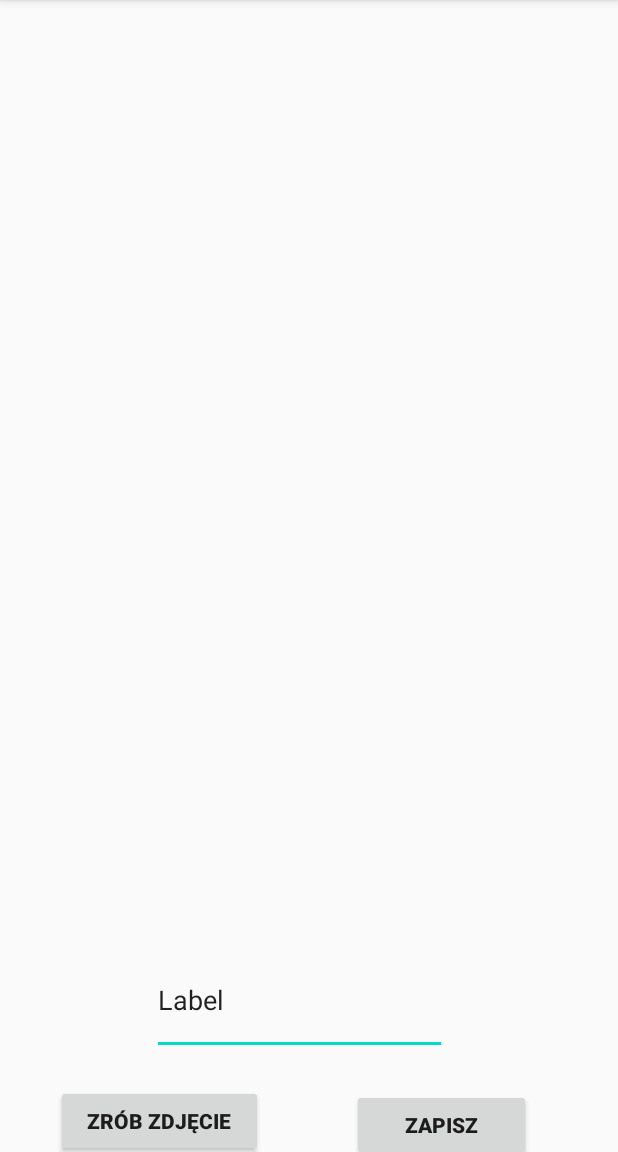
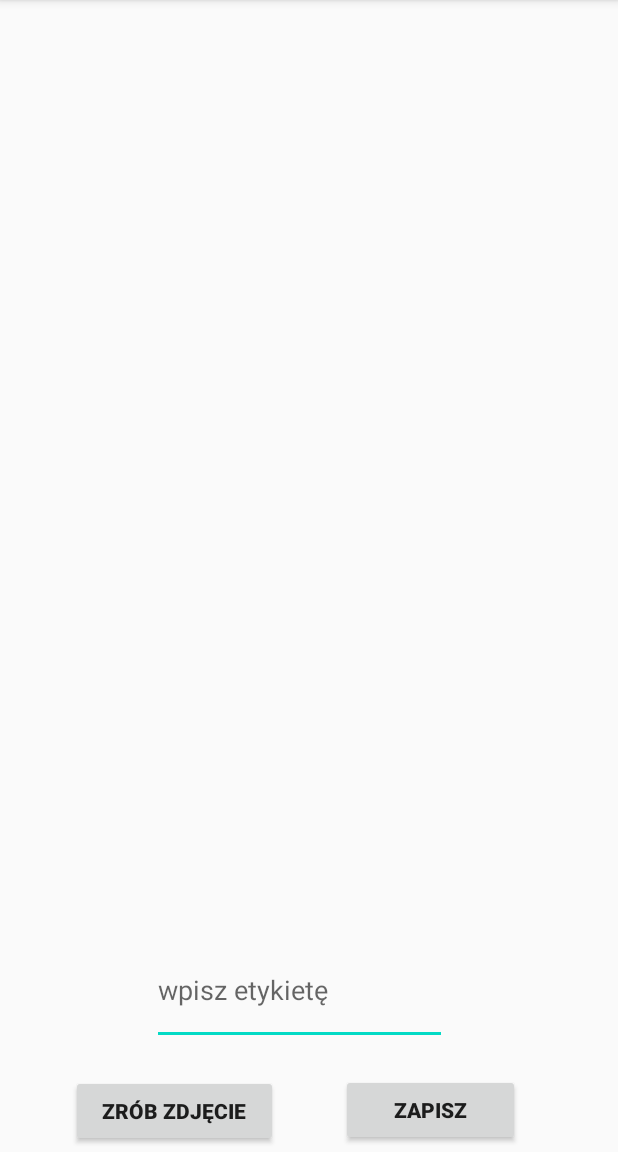
Before and after one commit to Ciasterix/OSLOD-One_Shot_Learning_on_Device, an Android app: the BrowserActivity screen opened directly, with no data from a screen before it, after a tap on "DODAJ KLASĘ", on a phone screen of 412 x 824 dp, the part 84-1236 px from its top. Run offline under Robolectric (Android 15) with nearby library versions, the phone set to English and light mode, and no system bars; libraries missing offline, so code that uses them is left out: org.pytorch, org.pytorch.torchvision.

Commit message:
small fixes in interface

```diff
--- a/oslod/app/src/main/java/com/example/oslod/BrowserActivity.java
+++ b/oslod/app/src/main/java/com/example/oslod/BrowserActivity.java
@@ -11,7 +11,7 @@ import androidx.appcompat.app.AppCompatActivity;
 public class BrowserActivity extends AppCompatActivity {
     private ListView listView;
     private ListViewAdapter listAdapter;
-    Button btnPlaceOrder;
+    Button btnAddNewSample;
     Comparer comparer = Comparer.getInstance();
 
     @Override
@@ -19,10 +19,10 @@ public class BrowserActivity extends AppCompatActivity {
         super.onCreate(savedInstanceState);
         setContentView(R.layout.activity_browser);
         listView = (ListView) findViewById(R.id.customListView);
-        listAdapter = new ListViewAdapter(this, comparer.getSamples());
+        final ListViewAdapter listAdapter = new ListViewAdapter(this, comparer.getSamples());
         listView.setAdapter(listAdapter);
-        btnPlaceOrder = (Button) findViewById(R.id.btnPlaceOrder);
-        btnPlaceOrder.setOnClickListener(new View.OnClickListener() {
+        btnAddNewSample = (Button) findViewById(R.id.btnPlaceOrder);
+        btnAddNewSample.setOnClickListener(new View.OnClickListener() {
             @Override
             public void onClick(View v) {
                 Intent inten = new Intent(getBaseContext(), AddPhotoActivity.class);
@@ -30,5 +30,33 @@ public class BrowserActivity extends AppCompatActivity {
             }
         });
     }
+}
 
-}
+//public class Score extends AppCompatActivity {
+//
+//
+//    ListView listView;
+//
+//
+//    @Override
+//    protected void onCreate(final Bundle savedInstanceState) {
+//        super.onCreate(savedInstanceState);
+//        setContentView(R.layout.activity_score);
+//        listView = (ListView) findViewById(lstRanking);
+//
+//
+//        final DbHelper db = new DbHelper(this);
+//        final List<Ranking> listRanking = db.getRanking();
+//        if (listRanking.size() > 0) {
+//            final CustomAdapter adapter = new CustomAdapter(this, listRanking);
+//            listView.setAdapter(adapter);
+//
+//            listView.setOnItemClickListener(new AdapterView.OnItemClickListener() {
+//                @Override
+//                public void onItemClick(AdapterView<?> parent, View view, int position, long id) {
+//                    listRanking.remove(position);
+//
+//                    adapter.notifyDataSetChanged();
+//
+//                }
+//            });
--- a/oslod/app/src/main/java/com/example/oslod/MainActivity.java
+++ b/oslod/app/src/main/java/com/example/oslod/MainActivity.java
@@ -66,7 +66,7 @@ public class MainActivity extends AppCompatActivity {
                 String classLabel = comparer.getMostSimilarClass(similarities);
                 txtPredLabel.setText(classLabel);
             } else if (resultCode == RESULT_CANCELED) {
-                Toast.makeText(this, "Cancelled", Toast.LENGTH_LONG).show();
+                Toast.makeText(this, "Anulowano", Toast.LENGTH_LONG).show();
             }
         }
     }
--- a/oslod/app/src/main/res/layout/activity_add_photo.xml
+++ b/oslod/app/src/main/res/layout/activity_add_photo.xml
@@ -11,9 +11,9 @@
         android:layout_height="wrap_content"
         android:layout_alignParentStart="true"
         android:layout_alignParentBottom="true"
-        android:layout_marginStart="27dp"
+        android:layout_marginStart="37dp"
         android:layout_marginEnd="60dp"
-        android:layout_marginBottom="-3dp"
+        android:layout_marginBottom="3dp"
         android:layout_toStartOf="@+id/btnBrowseImages"
         android:text="Zrób zdjęcie"
         android:textStyle="bold"
@@ -25,8 +25,8 @@
         android:layout_height="wrap_content"
         android:layout_alignParentEnd="true"
         android:layout_alignParentBottom="true"
-        android:layout_marginEnd="48dp"
-        android:layout_marginBottom="-6dp"
+        android:layout_marginEnd="55dp"
+        android:layout_marginBottom="4dp"
         android:text="Zapisz"
         android:textStyle="bold"
         android:visibility="visible" />
@@ -49,7 +49,7 @@
         android:layout_marginEnd="104dp"
         android:layout_marginBottom="20dp"
         android:ems="10"
-        android:inputType="textPersonName"
-        android:text="Label" />
+        android:inputType="text"
+        android:hint="wpisz etykietę" />
 
 </RelativeLayout>
--- a/oslod/app/src/main/res/layout/activity_browser.xml
+++ b/oslod/app/src/main/res/layout/activity_browser.xml
@@ -21,6 +21,7 @@
         <Button
             android:layout_width="match_parent"
             android:layout_height="wrap_content"
+            android:textStyle="bold"
             android:text="Dodaj klasę"
             android:id="@+id/btnPlaceOrder"
             />
```
Also changed, not shown: oslod/app/src/main/java/com/example/oslod/AddPhotoActivity.java (+5 -5 lines), oslod/app/src/main/java/com/example/oslod/ListViewAdapter.java (+14 -6 lines), oslod/app/src/main/res/layout/activity_main.xml (+6 -5 lines).
